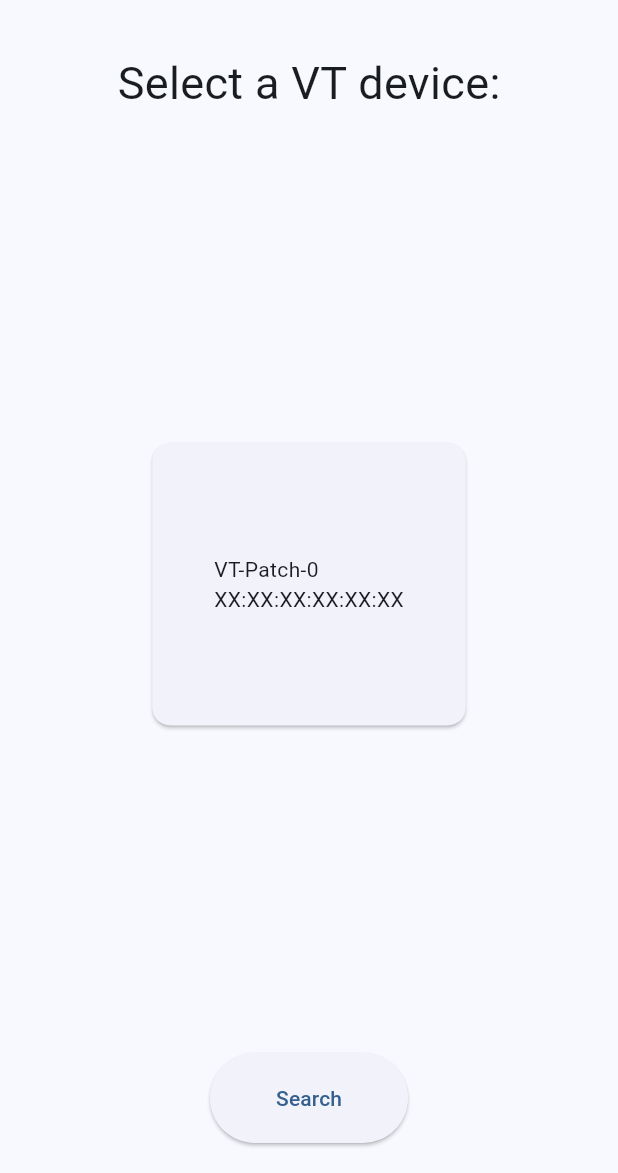
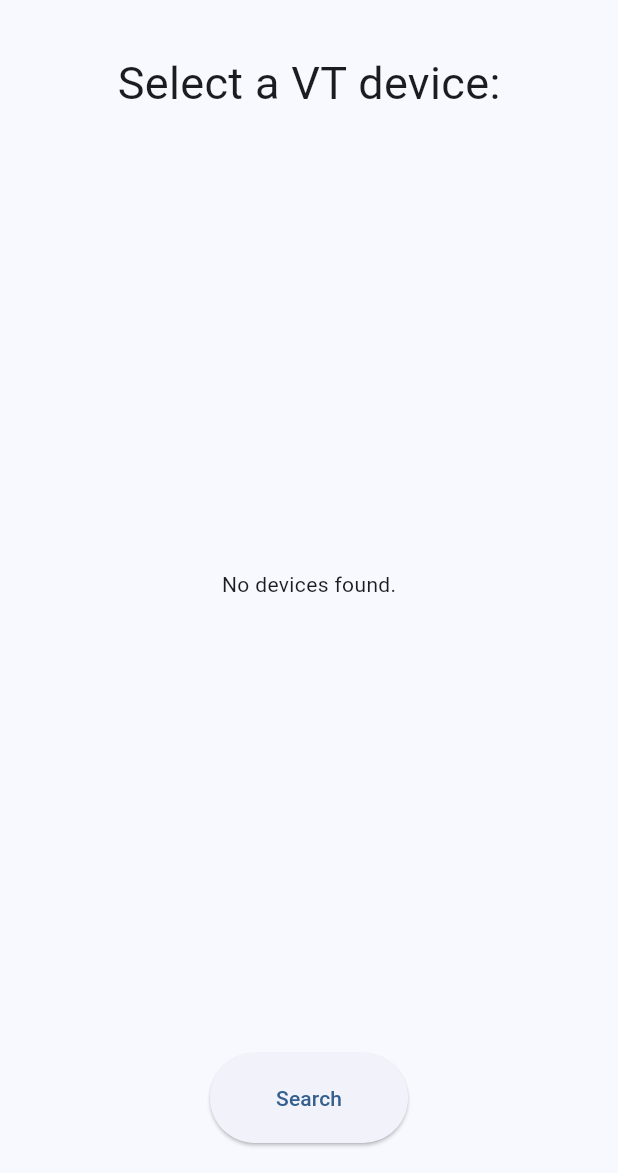
Before and after one commit to WDNUAI/vitaltracer-app, a Flutter app: the BluetoothConnectionsScreen screen opened directly, on a phone screen of 412 x 824 dp, the part 63-1236 px from its top. Run offline on Flutter 3.47's test engine with Material 3 defaults, Android fonts, the phone set to English and light mode, and no system bars; our stand-ins replace flutter_blue_plus, flutter_screenutil, settings_ui; missing offline and left inert: dart:ffi; project files that could hold a hidden picture were left out.

Commit message:
Added BLE scanning functionality to the 'search' button. Nearby BLE devices are displayed.

```diff
--- a/lib/screens/bluetooth-connections-screen.dart
+++ b/lib/screens/bluetooth-connections-screen.dart
@@ -1,5 +1,10 @@
+import 'dart:ffi';
+
 import 'package:flutter/material.dart';
 import 'hamburger.dart';
+import 'dart:developer';
+import '../services/bluetooth.dart';
+import 'package:flutter_blue_plus/flutter_blue_plus.dart';
 
 class BluetoothConnectionsScreen extends StatefulWidget {
   const BluetoothConnectionsScreen({super.key});
@@ -9,7 +14,10 @@ class BluetoothConnectionsScreen extends StatefulWidget {
       _BluetoothConnectionsScreenState();
 }
 
-class _BluetoothConnectionsScreenState extends State<BluetoothConnectionsScreen> {
+class _BluetoothConnectionsScreenState
+    extends State<BluetoothConnectionsScreen> {
+  Future<List<BluetoothDevice>>? devices;
+  int previousDeviceCount = 0;
 
   Widget build(BuildContext context) {
     return ScreenContent(context);
@@ -43,15 +51,20 @@ class _BluetoothConnectionsScreenState extends State<BluetoothConnectionsScreen>
                 children: [
                   Text("Select a VT device:", style: TextStyle(fontSize: 30)),
                   Spacer(),
-                  getDevices(context),
+                  SingleChildScrollView(
+                    child: getDevices(context),
+                  ),
                   Spacer(),
                   // 'Search' Button
                   ElevatedButton(
                     onPressed: () {
-                      /*TODO: Implement search functionality*/
+                      setState(() {
+                        devices = searchBle(this);
+                      });
                     },
                     child: Padding(
-                        padding: EdgeInsets.all(20.0), child: Text("Search")),
+                        padding: EdgeInsets.all(20.0),
+                        child: Text("Search")),
                   ),
                 ],
               )
@@ -60,18 +73,43 @@ class _BluetoothConnectionsScreenState extends State<BluetoothConnectionsScreen>
     );
   }
 
-  /* TODO: Refactor getDevices() to implement functionality to display nearby avaliable vitaltracers. */
+  /// Returns a list of Cards representing the discovered vitaltracer devices.
+  /// TODO: Make this content scrollable.
   Widget getDevices(BuildContext context) {
+    // Handle the current state of the devices list.
+    return FutureBuilder(
+        future: devices,
+        builder:
+            (BuildContext c, AsyncSnapshot<List<BluetoothDevice>> snapshot) {
+          if (snapshot.data != null) {
+            List<Widget> cards = [];
+            // Create a list of cards that reflects the current state of our scan.
+            for (int i = 0; i < snapshot.data!.length; i++) {
+              cards.add(deviceCard(snapshot.data![i].platformName,
+                  snapshot.data![i].remoteId.toString(), context));
+            }
+            return Column(children: cards);
+          } else if (snapshot.hasError) {
+            return Text(
+                'An Error has occured while attempting to search for bluetooth devices.\nError: ${snapshot.error}');
+          } else {
+            return Text('No devices found.');
+          }
+        });
+  }
+}
+
+/// Returns a Card representing a discovered vitaltracer device.
+/// Uses the [titleText] and [subHeading] to build the card.
+Card deviceCard(String titleText, String subHeading, BuildContext context) {
   final height = MediaQuery.of(context).size.height;
   final width = MediaQuery.of(context).size.width;
-    List<Widget> cards = [
-      Card(
+  return Card(
       // clipBehavior is necessary because, without it, the InkWell's animation
       // will extend beyond the rounded edges of the [Card] (see https://github.com/flutter/flutter/issues/109776)
       clipBehavior: Clip.hardEdge,
       child: InkWell(
-              splashColor:
-              const Color.fromARGB(255, 199, 214, 226).withAlpha(30),
+          splashColor: const Color.fromARGB(255, 199, 214, 226).withAlpha(30),
           onTap: () {
             // TODO: device pairing functionality
           },
@@ -79,19 +117,16 @@ class _BluetoothConnectionsScreenState extends State<BluetoothConnectionsScreen>
             children: [
               Padding(
                 padding: EdgeInsets.symmetric(
-                        horizontal: width * 0.1, vertical: height * .09),
+                    horizontal: width * 0.2, vertical: height * .03),
                 child: Column(
                   mainAxisAlignment: MainAxisAlignment.end,
                   crossAxisAlignment: CrossAxisAlignment.start,
                   children: [
-                        Text('VT-Patch-0'),
-                        Text('XX:XX:XX:XX:XX:XX'),
+                    Text(titleText),
+                    Text(subHeading),
                   ],
                 ),
               )
             ],
-              ))),
-    ];
-    return Column(children: cards);
+          )));
 }
-}
```
Lines whose indentation alone changed are shown as unchanged.
